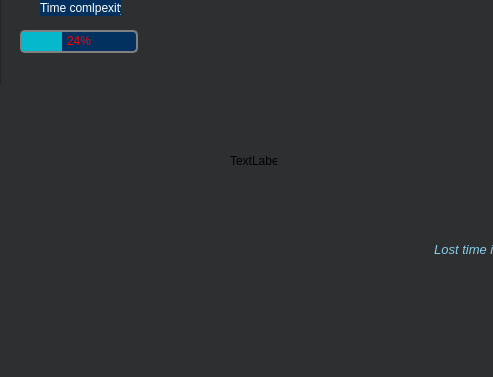
Qt form time_calculate.ui (Sapfir0/QT_PROJECT) before a commit; both pictures show x 0 to 493 and y 181 to 558 of the 885 by 558 pixel window.
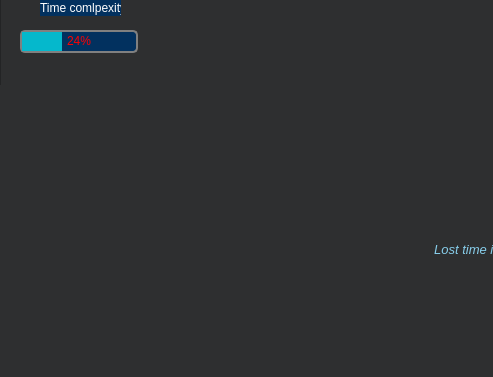
The same form after that commit. The open tabs and pages were chosen to show the change. Icons and pictures are not drawn.

The edit to the form file:
```diff
--- a/time_calculate.ui
+++ b/time_calculate.ui
@@ -535,19 +535,6 @@
      <string>Time is a great treasure</string>
     </property>
    </widget>
-   <widget class="QLabel" name="label_4">
-    <property name="geometry">
-     <rect>
-      <x>230</x>
-      <y>290</y>
-      <width>47</width>
-      <height>13</height>
-     </rect>
-    </property>
-    <property name="text">
-     <string>TextLabel</string>
-    </property>
-   </widget>
   </widget>
   <widget class="QMenuBar" name="menubar">
    <property name="geometry">
```
Left out of the diff: 2 changed lines with no effect on the pictures.
